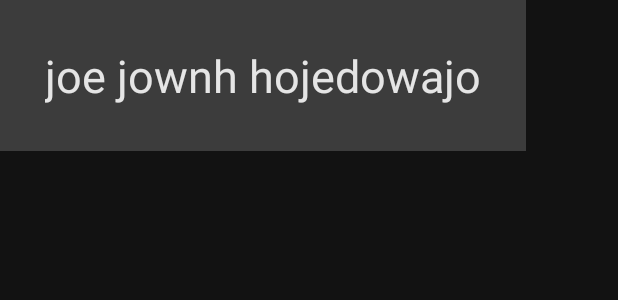
After one commit to Philippe-Savard/INF8405_labs, an Android app: the layout on_bluetooth_click.xml on its own in the app's theme, with its tools: preview values and no code run, on a phone screen of 412 x 824 dp. The commit adds this screen. Shown: the top 300 px of the screen. Run offline under Robolectric (Android 15) with nearby library versions, the phone set to English and light mode, and no system bars.

Commit message:
something something on bluetoothclick

```diff
--- /dev/null
+++ b/Labo2/app/src/main/res/layout/on_bluetooth_click.xml
@@ -0,0 +1,22 @@
+<?xml version="1.0" encoding="utf-8"?>
+<RelativeLayout xmlns:android="http://schemas.android.com/apk/res/android"
+    android:id="@+id/bluetooth_info"
+    android:layout_width="wrap_content"
+    android:layout_height="wrap_content"
+    android:background="#3C3C3C"
+    android:backgroundTintMode="src_atop">
+
+    <TextView
+        android:layout_width="wrap_content"
+        android:layout_height="wrap_content"
+        android:layout_centerInParent="true"
+        android:layout_marginStart="30dp"
+        android:layout_marginTop="30dp"
+        android:layout_marginEnd="30dp"
+        android:layout_marginBottom="30dp"
+        android:text="joe jownh hojedowajo"
+        android:textAlignment="viewStart"
+        android:textColor="#DDFFFFFF"
+        android:textSize="30sp" />
+
+</RelativeLayout>
```
Also changed, not shown: Labo2/app/src/main/java/com/example/tp2_inf8405/MapsActivity.java (+23 -19 lines).
